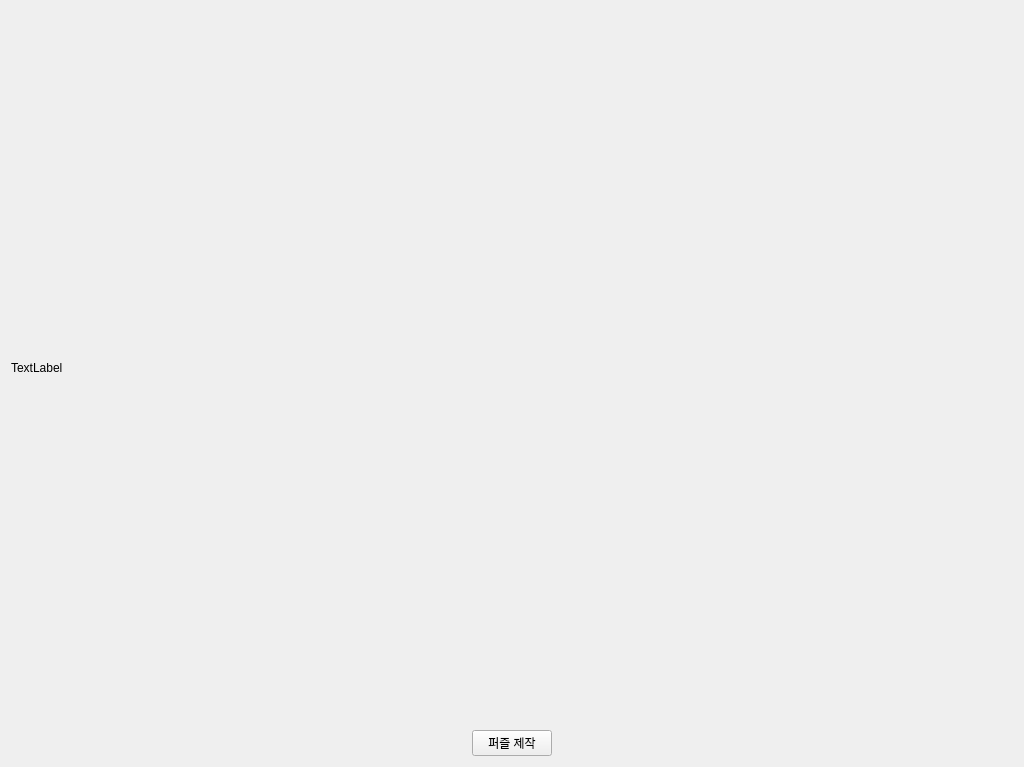
Old version of the form puzzle/make_puzzle_image.ui in the repository ghkdwjdxo99/Intel_7_openCV_project.
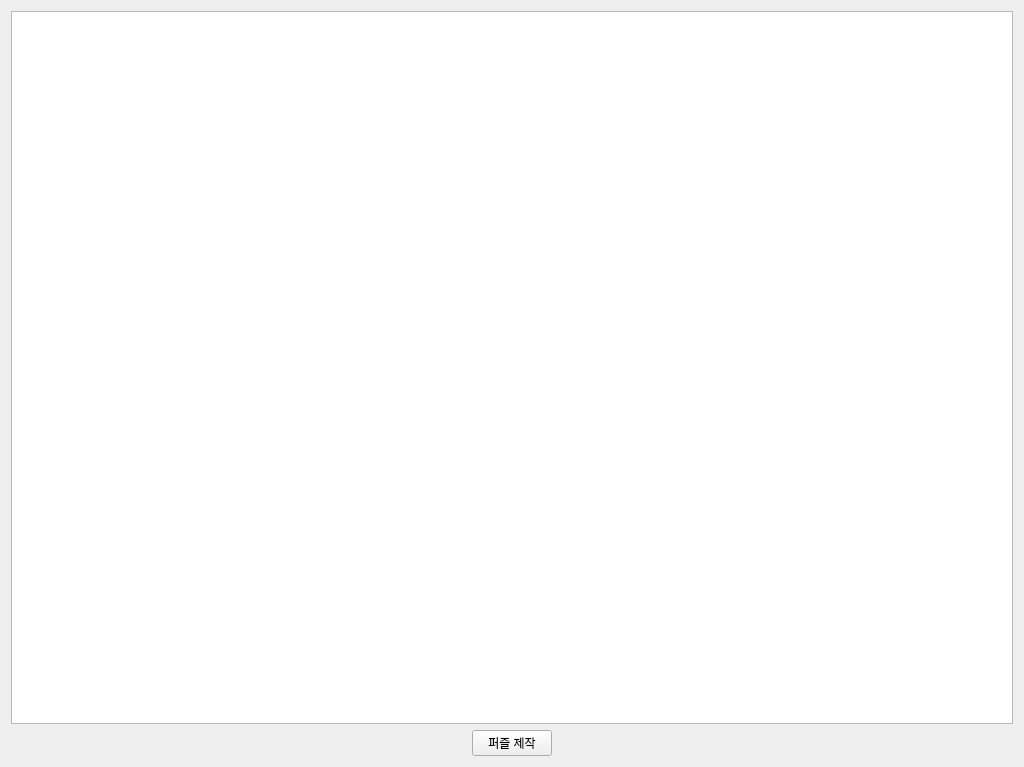
New version of the form.

Diff of the .ui file:
```diff
--- a/puzzle/make_puzzle_image.ui
+++ b/puzzle/make_puzzle_image.ui
@@ -19,11 +19,7 @@
      <item>
       <layout class="QVBoxLayout" name="capture_image_layout_v">
        <item>
-        <widget class="QLabel" name="capture_image_label">
-         <property name="text">
-          <string>TextLabel</string>
-         </property>
-        </widget>
+        <widget class="QGraphicsView" name="capture_image_graphicsView"/>
        </item>
       </layout>
      </item>
```
